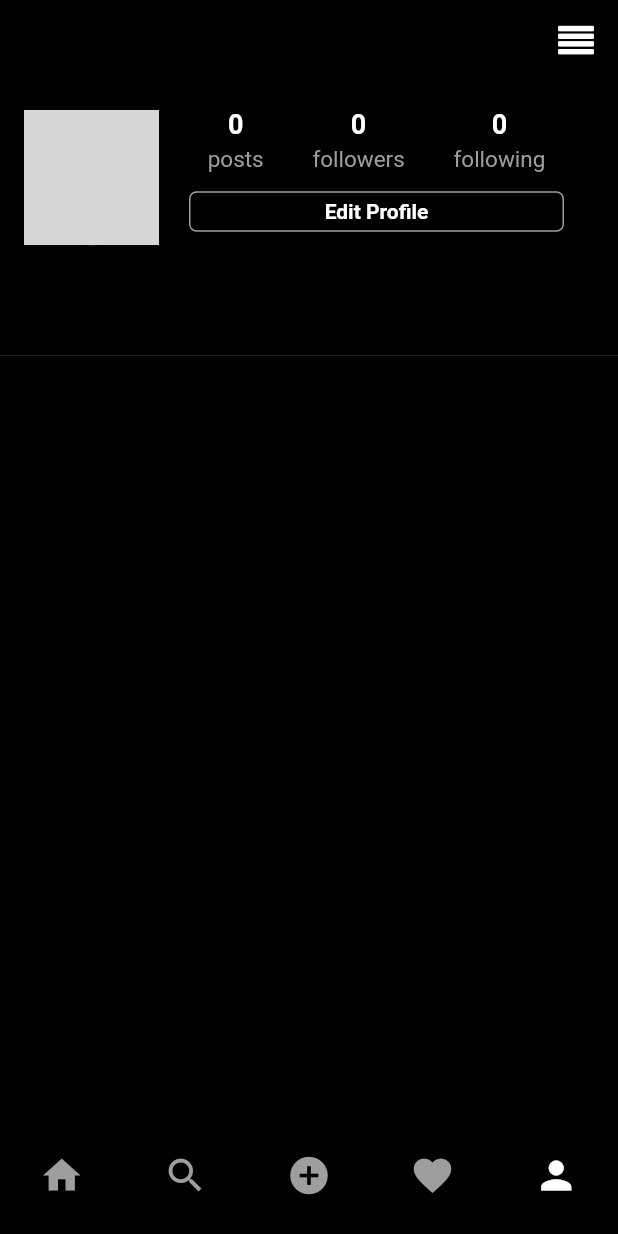
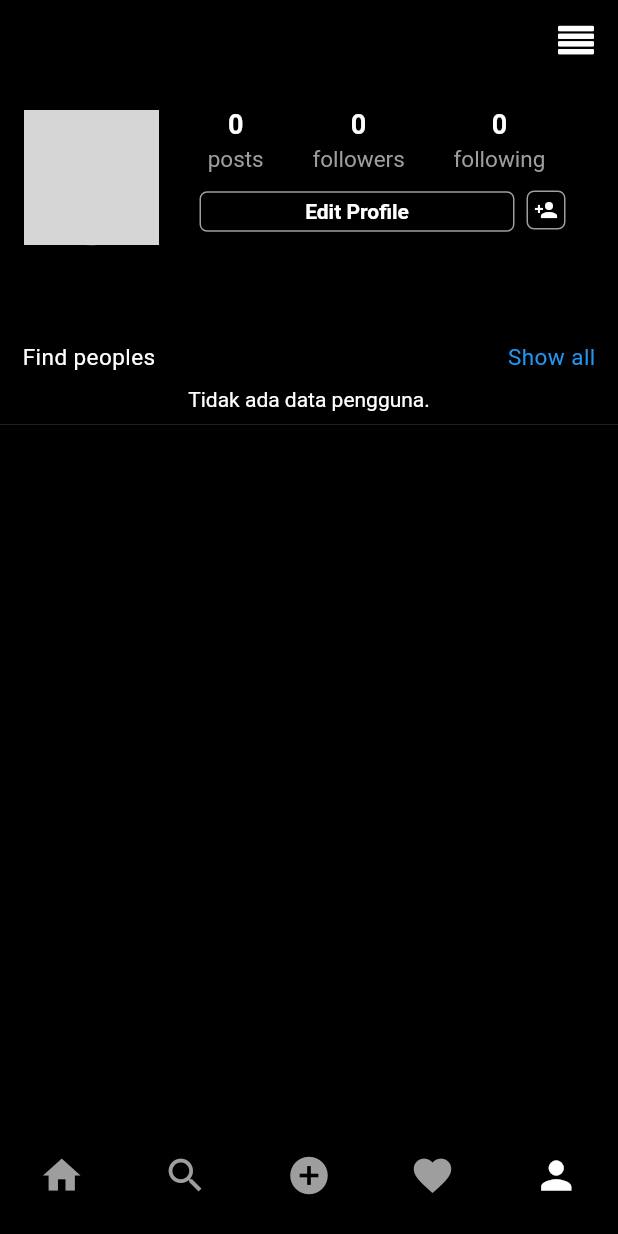
Before and after one commit to ari-ramadhan/mobile-app-clonning, a Flutter app: the screen it shows once a user with an empty profile is signed in, swiped to page 5, on a phone screen of 412 x 824 dp. Run offline on Flutter 3.47's test engine with Material 2 defaults, Android fonts, the phone set to English and light mode, and no system bars; our stand-ins replace cloud_firestore, firebase_auth, firebase_core, firebase_storage, flutter_svg, image_picker; accounts and stored records are empty; network calls fail; grey boxes are pictures that could not be loaded.

Commit message:
add find people card on profile page

```diff
--- a/lib/screens/profile_screen.dart
+++ b/lib/screens/profile_screen.dart
@@ -10,6 +10,7 @@ import 'package:instagram_flutter/utils/colors.dart';
 import 'package:instagram_flutter/utils/utils.dart';
 import 'package:instagram_flutter/widgets/follow_button.dart';
 import 'package:instagram_flutter/widgets/my_flutter_app_icons.dart';
+import 'package:instagram_flutter/widgets/person_card.dart';
 
 class ProfileScreen extends StatefulWidget {
   final String uid;
@@ -26,6 +27,7 @@ class _ProfileScreenState extends State<ProfileScreen> {
   int following = 0;
   bool isFollowing = false;
   bool isLoading = false;
+  bool showFindPeople = true;
 
   @override
   void initState() {
@@ -71,47 +73,6 @@ class _ProfileScreenState extends State<ProfileScreen> {
             child: CircularProgressIndicator(),
           )
         : Scaffold(
-            // endDrawer: widget.uid == FirebaseAuth.instance.currentUser!.uid
-            //     ? Drawer(
-            //         child: ListView(
-            //           children: [
-            //             ListTile(
-            //               onTap: () {
-            //                 AuthMethods().signOut();
-            //                 nextScreenReplacement(context, const LoginScreen());
-            //               },
-            //               leading: Icon(Icons.logout),
-            //               title: const Text('Sign Out'),
-            //             )
-            //           ],
-            //         ),
-            //       )
-            //     : null,
-            // endDrawer: IconButton(
-            //   icon: Icon(Icons.telegram),
-            //   onPressed: () => showModalBottomSheet<void>(
-            //     context: context,
-            //     builder: (BuildContext context) {
-            //       return Container(
-            //         height: 200,
-            //         color: Colors.amber,
-            //         child: Center(
-            //           child: Column(
-            //             mainAxisAlignment: MainAxisAlignment.center,
-            //             mainAxisSize: MainAxisSize.min,
-            //             children: <Widget>[
-            //               const Text('Modal BottomSheet'),
-            //               ElevatedButton(
-            //                 child: const Text('Close BottomSheet'),
-            //                 onPressed: () => Navigator.pop(context),
-            //               ),
-            //             ],
-            //           ),
-            //         ),
-            //       );
-            //     },
-            //   ),
-            // ),
             appBar: AppBar(
               backgroundColor: mobileBackgroundColor,
               title: Row(
@@ -121,10 +82,6 @@ class _ProfileScreenState extends State<ProfileScreen> {
                   InkWell(
                     onTap: () {
                       showModalBottomSheet<void>(
-                        // shape: RoundedRectangleBorder(
-                        //   borderRadius: BorderRadius.circular(10.0),
-                        // ),
-                        // backgroundColor: Colors.white,
                         context: context,
                         builder: (BuildContext context) {
                           return Container(
@@ -159,7 +116,7 @@ class _ProfileScreenState extends State<ProfileScreen> {
                         },
                       );
                     },
-                    child: Icon(
+                    child: const Icon(
                       (MyFlutterApp.align_justify),
                     ),
                   ),
@@ -199,7 +156,9 @@ class _ProfileScreenState extends State<ProfileScreen> {
                                   children: [
                                     FirebaseAuth.instance.currentUser!.uid ==
                                             widget.uid
-                                        ? FollowButton(
+                                        ? Row(children: [
+                                            FollowButton(
+                                              width: 210,
                                               text: 'Edit Profile',
                                               backgroundColor:
                                                   mobileBackgroundColor,
@@ -209,9 +168,38 @@ class _ProfileScreenState extends State<ProfileScreen> {
                                                 nextScreen(context,
                                                     const EditProfilePage());
                                               },
+                                            ),
+                                            InkWell(
+                                              onTap: () {
+                                                setState(() {
+                                                  showFindPeople =
+                                                      !showFindPeople;
+                                                });
+                                              },
+                                              child: Container(
+                                                  decoration: BoxDecoration(
+                                                      color:
+                                                          mobileBackgroundColor,
+                                                      border: Border.all(
+                                                          color: Colors.grey),
+                                                      borderRadius:
+                                                          BorderRadius.circular(
+                                                              5)),
+                                                  padding:
+                                                      const EdgeInsets.all(4.0),
+                                                  child: showFindPeople
+                                                      ? const Icon(
+                                                          Icons.person_add,
+                                                          size: 16)
+                                                      : const Icon(
+                                                          Icons
+                                                              .person_add_outlined,
+                                                          size: 16)),
                                             )
+                                          ])
                                         : isFollowing
                                             ? FollowButton(
+                                                width: 250,
                                                 text: 'Unfollow',
                                                 backgroundColor: Colors.white,
                                                 textColor: Colors.black,
@@ -230,6 +218,7 @@ class _ProfileScreenState extends State<ProfileScreen> {
                                                 },
                                               )
                                             : FollowButton(
+                                                width: 250,
                                                 text: 'Follow',
                                                 backgroundColor: Colors.blue,
                                                 textColor: Colors.white,
@@ -259,7 +248,7 @@ class _ProfileScreenState extends State<ProfileScreen> {
                         padding: const EdgeInsets.only(top: 15),
                         child: Text(
                           userData['username'],
-                          style: TextStyle(fontWeight: FontWeight.bold),
+                          style: const TextStyle(fontWeight: FontWeight.bold),
                         ),
                       ),
                       Container(
@@ -272,6 +261,71 @@ class _ProfileScreenState extends State<ProfileScreen> {
                     ],
                   ),
                 ),
+                showFindPeople ?
+                Padding(
+                  padding: const EdgeInsets.symmetric(horizontal: 15),
+                  child: Column(
+                    children: [
+                      Row(
+                        mainAxisAlignment: MainAxisAlignment.spaceBetween,
+                        children: const [
+                          Text(
+                            'Find peoples',
+                            style: TextStyle(letterSpacing: 0.3, fontSize: 15),
+                          ),
+                          Text(
+                            'Show all',
+                            style: TextStyle(
+                                letterSpacing: 0.3,
+                                fontSize: 15,
+                                color: Colors.blue),
+                          ),
+                        ],
+                      ),
+                      const SizedBox(
+                        height: 10,
+                      ),
+                      SingleChildScrollView(
+                        padding: EdgeInsets.all(1),
+                        scrollDirection: Axis.horizontal,
+                        child: StreamBuilder<QuerySnapshot>(
+                          stream: FirebaseFirestore.instance
+                              .collection('users')
+                              .snapshots(),
+                          builder: (context, snapshot) {
+                            if (snapshot.connectionState ==
+                                ConnectionState.waiting) {
+                              return Center(
+                                child: CircularProgressIndicator(),
+                              );
+                            }
+
+                            if (snapshot.hasError) {
+                              return Center(
+                                child:
+                                    Text('Error: ${snapshot.error.toString()}'),
+                              );
+                            }
+
+                            if (!snapshot.hasData ||
+                                snapshot.data!.docs.isEmpty) {
+                              return Text('Tidak ada data pengguna.');
+                            }
+
+                            return Row(
+
+                              children: snapshot.data!.docs.map((doc) {
+                                final userData =
+                                    doc.data() as Map<String, dynamic>;
+                                return PersonCard(snap: userData,);
+                              }).toList(),
+                            );
+                          },
+                        ),
+                      )
+                    ],
+                  ),
+                ) : Container(),
                 const Divider(),
                 FutureBuilder(
                   future: FirebaseFirestore.instance
--- a/lib/widgets/follow_button.dart
+++ b/lib/widgets/follow_button.dart
@@ -6,13 +6,14 @@ class FollowButton extends StatelessWidget {
   final Color borderColor;
   final String text;
   final Color textColor;
+  final double width;
   const FollowButton(
       {Key? key,
       this.function,
       required this.backgroundColor,
       required this.borderColor,
       required this.text,
-      required this.textColor})
+      required this.textColor, required this.width})
       : super(key: key);
 
   @override
@@ -22,7 +23,7 @@ class FollowButton extends StatelessWidget {
       child: TextButton(
           onPressed: function,
           child: Container(
-            width: 250,
+            width: width,
             height: 27,
             alignment: Alignment.center,
             decoration: BoxDecoration(
```
Also changed, not shown: lib/screens/add_post_screen.dart (+14 -3 lines), lib/widgets/person_card.dart (added, +116 -0 lines). Lines whose indentation alone changed are shown as unchanged.
